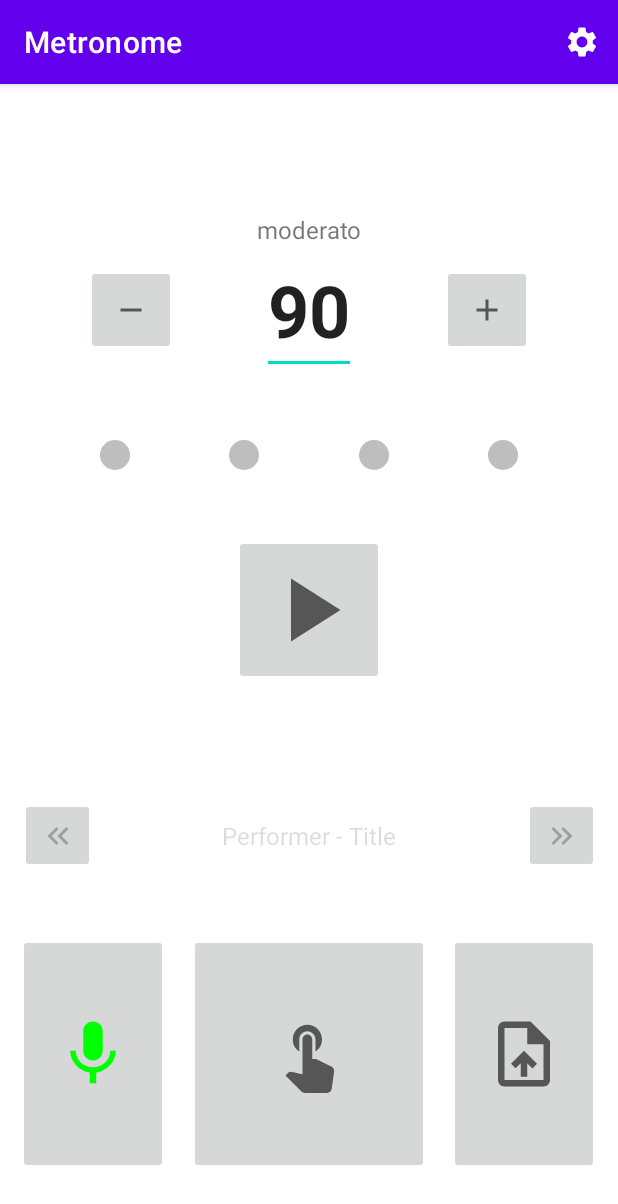
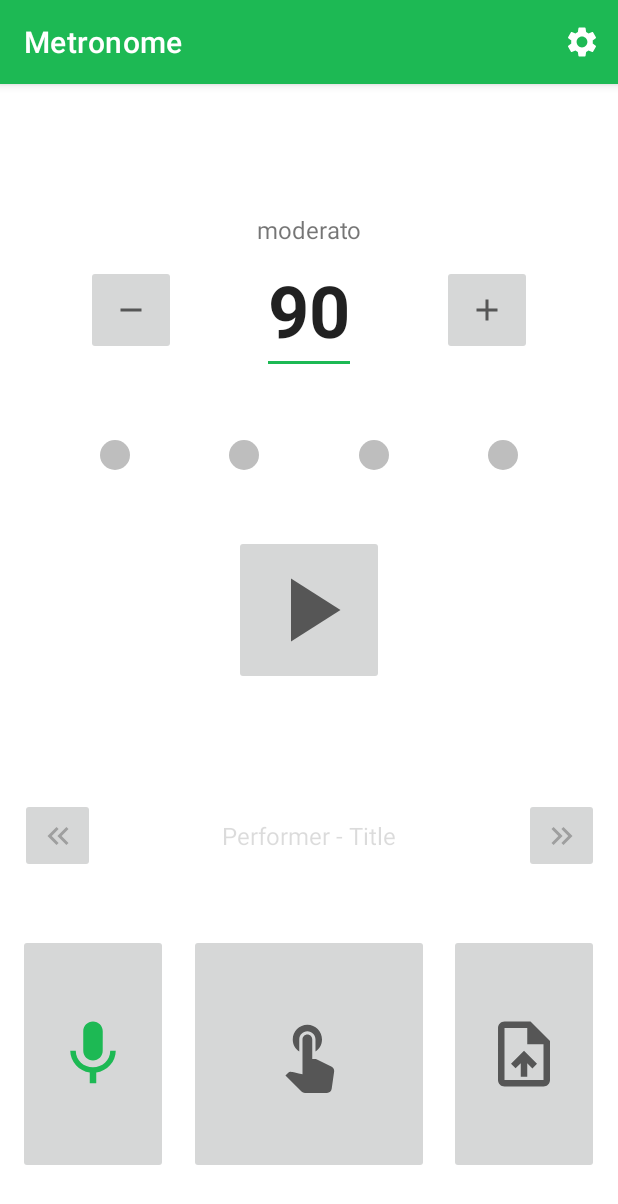
Before and after one commit to Gotfryd/Metronom, an Android app: the screen it shows after launch (MainActivity), after a tap on an icon or button, on a phone screen of 412 x 824 dp. Shown: the top 1204 px of the screen. Run offline under Robolectric (Android 15) with nearby library versions, the phone set to English and light mode, and no system bars.

```diff
--- a/app/build.gradle
+++ b/app/build.gradle
@@ -20,6 +20,14 @@ android {
             minifyEnabled false
             proguardFiles getDefaultProguardFile('proguard-android-optimize.txt'), 'proguard-rules.pro'
         }
+        applicationVariants.all{
+            variant ->
+                variant.outputs.each{
+                    output->
+                        def name = "metronom.apk"
+                        output.outputFileName=name
+                }
+        }
     }
     compileOptions {
         sourceCompatibility JavaVersion.VERSION_1_8
--- a/app/src/main/java/pl/pwr/metronom/MainActivity.java
+++ b/app/src/main/java/pl/pwr/metronom/MainActivity.java
@@ -596,7 +596,7 @@ public class MainActivity extends AppCompatActivity implements View.OnClickListe
     }
 
     private void setTactDotsColors(int dotToColor, int dotToClear) {
-        beatDots[dotToColor].setColorFilter(Color.argb(255, 0, 255, 0));
+        beatDots[dotToColor].setColorFilter(getResources().getColor(R.color.myGreen));
         beatDots[dotToClear].clearColorFilter();
     }
 
@@ -750,7 +750,7 @@ public class MainActivity extends AppCompatActivity implements View.OnClickListe
             e.printStackTrace();
         }
         mediaRecorder.start();
-        recordButton.setColorFilter(Color.argb(255, 0, 255, 0));
+        recordButton.setColorFilter(getResources().getColor(R.color.myGreen));
         isRecording = true;
     }
 
@@ -796,6 +796,7 @@ public class MainActivity extends AppCompatActivity implements View.OnClickListe
                 switch (view.getId()) {
 
                     case R.id.incrementButton:
+
                         bpmAmount = Integer.valueOf(bpmEditTextInc.getText().toString()).intValue();
                         //bpmEditTextInc.setText(String.valueOf(bpmAmount+1));
                         incOrDecBpm(1);
@@ -883,7 +884,7 @@ public class MainActivity extends AppCompatActivity implements View.OnClickListe
                                         previousSongButton.setEnabled(true);
                                         nextSongButton.setEnabled(true);
                                         songName.setEnabled(true);
-                                        importButton.setColorFilter(Color.argb(255, 0, 255, 0));
+                                        importButton.setColorFilter(getResources().getColor(R.color.myGreen));
                                         isImportActive = true;
                                         setNewBpmAndNameFromBase();
                                         setTempoMarking();
--- a/app/src/main/res/values-night/themes.xml
+++ b/app/src/main/res/values-night/themes.xml
@@ -2,15 +2,25 @@
     <!-- Base application theme. -->
     <style name="Theme.Metronom" parent="Theme.MaterialComponents.DayNight.DarkActionBar">
         <!-- Primary brand color. -->
-        <item name="colorPrimary">@color/purple_200</item>
+        <!--<item name="colorPrimary">@color/purple_200</item>
         <item name="colorPrimaryVariant">@color/purple_700</item>
-        <item name="colorOnPrimary">@color/black</item>
+        <item name="colorOnPrimary">@color/black</item> -->
+
         <!-- Secondary brand color. -->
-        <item name="colorSecondary">@color/teal_200</item>
+        <!--<item name="colorSecondary">@color/teal_200</item>
         <item name="colorSecondaryVariant">@color/teal_200</item>
-        <item name="colorOnSecondary">@color/black</item>
+        <item name="colorOnSecondary">@color/black</item>-->
+
         <!-- Status bar color. -->
         <item name="android:statusBarColor" tools:targetApi="l">?attr/colorPrimaryVariant</item>
+
         <!-- Customize your theme here. -->
+        <item name="colorPrimary">@color/myGreen</item>
+        <item name="colorPrimaryVariant">@color/myGreen</item>
+        <item name="colorOnPrimary">@color/myBlack</item>
+
+        <item name="colorSecondary">@color/myGreen</item>
+        <item name="colorSecondaryVariant">@color/myGreen</item>
+        <item name="colorOnSecondary">@color/myBlack</item>
     </style>
 </resources>
--- a/app/src/main/res/values/colors.xml
+++ b/app/src/main/res/values/colors.xml
@@ -7,5 +7,7 @@
     <color name="teal_700">#FF018786</color>
     <color name="black">#FF000000</color>
     <color name="white">#FFFFFFFF</color>
+    <color name="myGreen">#1DB954</color>
+    <color name="myBlack">#191414</color>
 
 </resources>
--- a/app/src/main/res/values/themes.xml
+++ b/app/src/main/res/values/themes.xml
@@ -1,17 +1,28 @@
 <resources xmlns:tools="http://schemas.android.com/tools">
     <!-- Base application theme. -->
     <style name="Theme.Metronom" parent="Theme.MaterialComponents.DayNight.DarkActionBar">
+
         <!-- Primary brand color. -->
-        <item name="colorPrimary">@color/purple_500</item>
+        <!--<item name="colorPrimary">@color/purple_500</item>
         <item name="colorPrimaryVariant">@color/purple_700</item>
-        <item name="colorOnPrimary">@color/white</item>
+        <item name="colorOnPrimary">@color/white</item>-->
+
         <!-- Secondary brand color. -->
-        <item name="colorSecondary">@color/teal_200</item>
+        <!--<item name="colorSecondary">@color/teal_200</item>
         <item name="colorSecondaryVariant">@color/teal_700</item>
-        <item name="colorOnSecondary">@color/black</item>
+        <item name="colorOnSecondary">@color/black</item>-->
+
         <!-- Status bar color. -->
         <item name="android:statusBarColor" tools:targetApi="l">?attr/colorPrimaryVariant</item>
+
         <!-- Customize your theme here. -->
+        <item name="colorPrimary">@color/myGreen</item>
+        <item name="colorPrimaryVariant">@color/myGreen</item>
+        <item name="colorOnPrimary">@color/white</item>
+
+        <item name="colorSecondary">@color/myGreen</item>
+        <item name="colorSecondaryVariant">@color/myGreen</item>
+        <item name="colorOnSecondary">@color/myBlack</item>
 
     </style>
 </resources>
--- a/app/src/main/res/xml/preferences.xml
+++ b/app/src/main/res/xml/preferences.xml
@@ -22,9 +22,6 @@
             android:summary="@string/flashlightOnTickSummary" />
 
     </PreferenceCategory>
-
-
-
 
 
     <PreferenceCategory android:title="@string/preferenceCategoryTwo">
```
Also changed, not shown: 2 other files.
